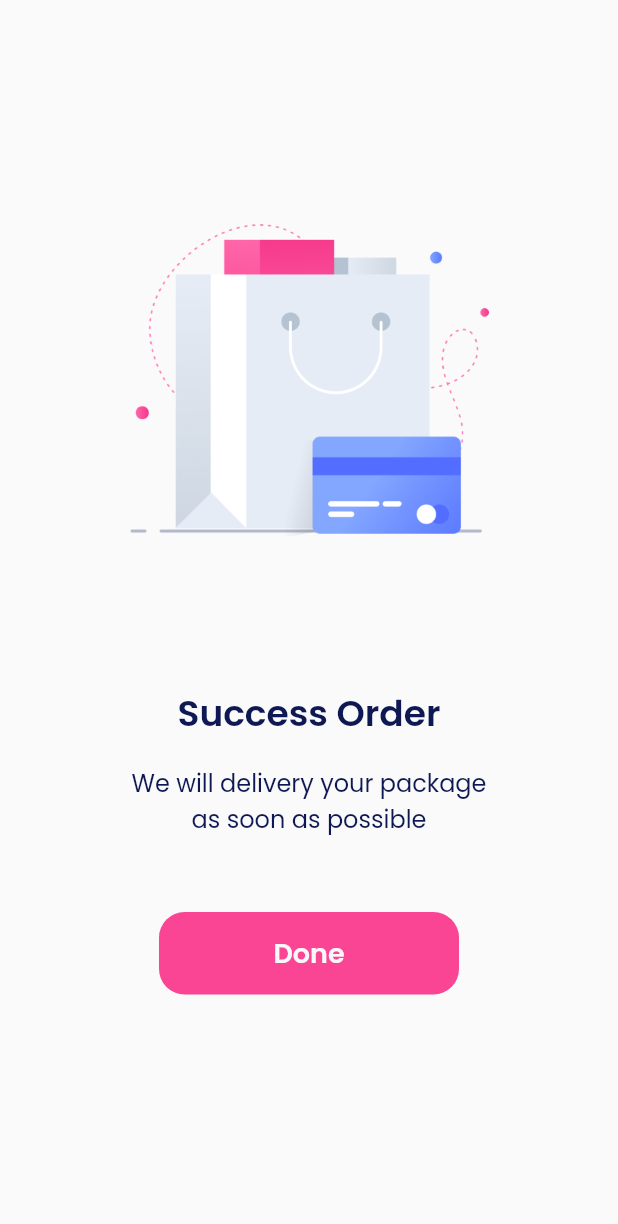
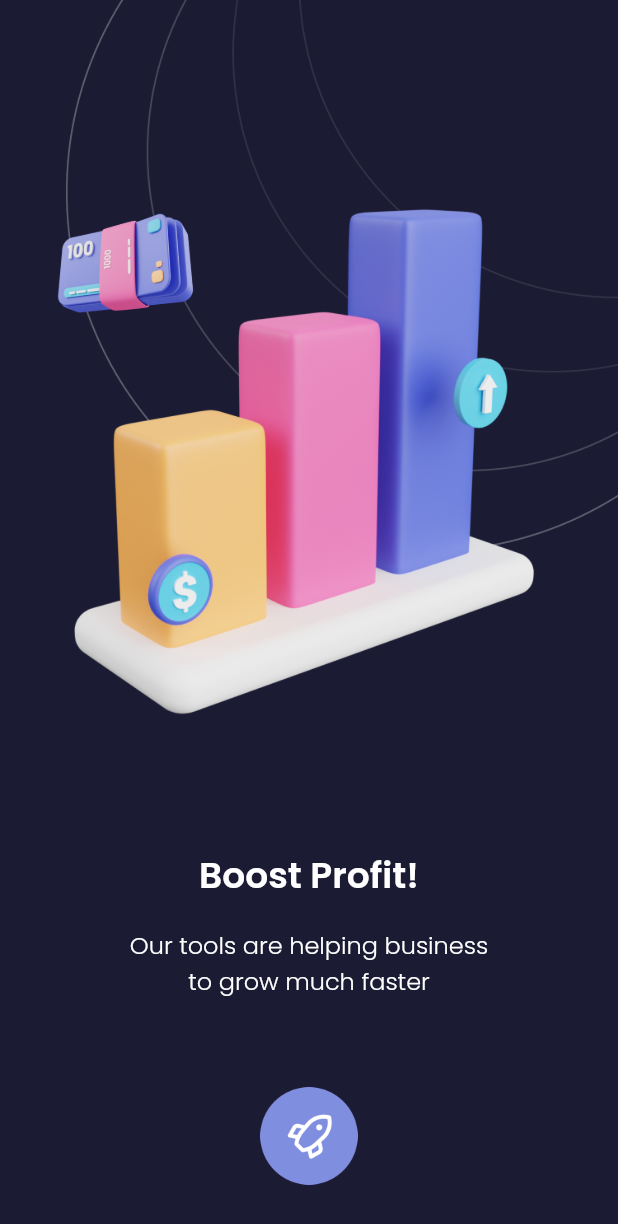
Before and after one commit to khoir-roni/SevenDaysChallange, a Flutter app: the screen it shows after launch, on a phone screen of 412 x 824 dp. Shown: the top 1224 px of the screen. Run offline on Flutter 3.47's test engine with Material 2 defaults, Android fonts, the light colour scheme and no system bars; our stand-ins replace google_fonts.

Commit message:
empty state v2

```diff
--- a/lib/designSystem/Thames.dart
+++ b/lib/designSystem/Thames.dart
@@ -40,3 +40,14 @@ TextStyle DoneTextstyle = GoogleFonts.poppins(
   fontSize: 18,
   fontWeight: FontWeight.w600,
 );
+
+TextStyle BoostProfit = GoogleFonts.poppins(
+  color: Color(0xFFffffff),
+  fontSize: 24,
+  fontWeight: FontWeight.w600,
+);
+TextStyle OurTool = GoogleFonts.poppins(
+  color: Color(0xFFFFFFFF),
+  fontSize: 16,
+  fontWeight: FontWeight.w300,
+);
--- a/lib/main.dart
+++ b/lib/main.dart
@@ -4,6 +4,7 @@ import 'package:seven_day/pages/first_splast.dart';
 import 'package:seven_day/pages/fist_singin.dart';
 import 'package:seven_day/pages/get_started_page.dart';
 import 'package:seven_day/pages/second_splash.dart';
+import 'package:seven_day/pages/v2_empty_state.dart';
 import 'package:seven_day/pages/v2_first_sign_in.dart';
 import 'package:seven_day/pages/v2_get_started_screen.dart';
 
@@ -16,7 +17,7 @@ class SevenDays extends StatelessWidget {
     return MaterialApp(
       debugShowCheckedModeBanner: false,
       title: 'Flutter Demo',
-      home: DarkEmptyState(),
+      home: V2EmptyState(),
     );
   }
 }
--- /dev/null
+++ b/lib/pages/v2_empty_state.dart
@@ -0,0 +1,42 @@
+import 'package:flutter/material.dart';
+import 'package:seven_day/designSystem/Thames.dart';
+
+class V2EmptyState extends StatelessWidget {
+  @override
+  Widget build(BuildContext context) {
+    return Scaffold(
+      backgroundColor: Color(0xff1B1B33),
+      body: SingleChildScrollView(
+        child: Column(
+          children: [
+            Image.asset(
+              'assets/chart.png',
+            ),
+            SizedBox(
+              height: 67,
+            ),
+            Text(
+              'Boost Profit!',
+              style: BoostProfit,
+            ),
+            SizedBox(
+              height: 16,
+            ),
+            Text(
+              'Our tools are helping business \nto grow much faster',
+              style: OurTool,
+              textAlign: TextAlign.center,
+            ),
+            SizedBox(
+              height: 59,
+            ),
+            Image.asset(
+              'assets/rocket.png',
+              height: 65,
+            ),
+          ],
+        ),
+      ),
+    );
+  }
+}
```
